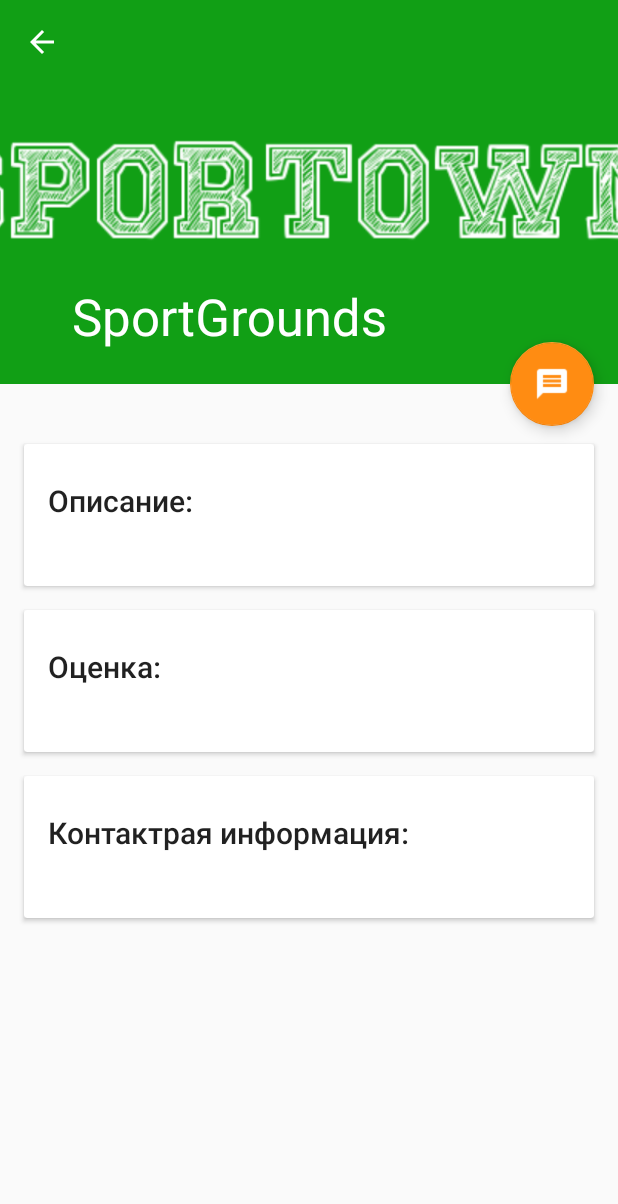
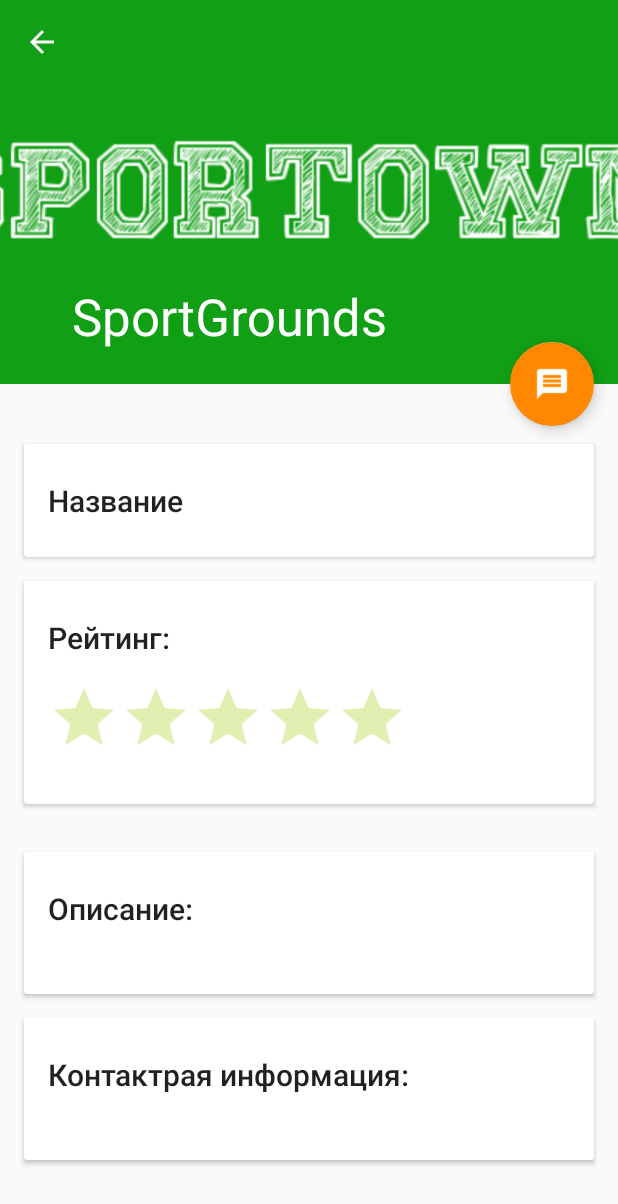
Before and after one commit to gitsergey/SportGrounds, an Android app: the DetailActivity screen opened directly, with no data from a screen before it, on a phone screen of 412 x 824 dp. Shown: the top 1204 px of the screen. Run offline under Robolectric (Android 15) with nearby library versions, the phone set to English and light mode, and no system bars; our stand-ins replace Picasso; libraries missing offline, so code that uses them is left out: io.realm; pictures from the network do not load; 4 statements that could not run were skipped.

Commit message:
Added RatingBar

```diff
--- a/app/src/main/java/com/example/sergey/sportgrounds/ui/detail/DetailActivity.java
+++ b/app/src/main/java/com/example/sergey/sportgrounds/ui/detail/DetailActivity.java
@@ -10,7 +10,9 @@ import android.support.v7.widget.Toolbar;
 import android.util.Log;
 import android.view.View;
 import android.widget.ImageView;
+import android.widget.RatingBar;
 import android.widget.TextView;
+import android.widget.Toast;
 
 import com.example.sergey.sportgrounds.R;
 import com.example.sergey.sportgrounds.model.Location;
@@ -25,12 +27,13 @@ public class DetailActivity extends AppCompatActivity implements IDetailView {
 
     private IDetailPresenter presenter;
 
-    TextView mCategory;
-    TextView mName;
-    TextView mDescription;
-    TextView mMark;
-    TextView mContacts;
-    ImageView mImage;
+    private TextView mCategory;
+    private TextView mName;
+    private TextView mDescription;
+    private TextView mMark;
+    private TextView mContacts;
+    private ImageView mImage;
+    private RatingBar mRatingBar;
 
     @Override
     protected void onCreate(Bundle savedInstanceState) {
@@ -84,6 +87,17 @@ public class DetailActivity extends AppCompatActivity implements IDetailView {
                 }
             }
         });
+
+        mMark.setText(location.getRating().toString());
+        mRatingBar.setRating(Float.valueOf(String.valueOf(location.getRating())));
+
+        mRatingBar.setOnRatingBarChangeListener(new RatingBar.OnRatingBarChangeListener() {
+            @Override
+            public void onRatingChanged(RatingBar ratingBar, float rating, boolean fromUser) {
+
+                Toast.makeText(getApplicationContext(), "рейтинг" + rating, Toast.LENGTH_LONG).show();
+            }
+        });
     }
 
     private void configViews() {
@@ -91,5 +105,7 @@ public class DetailActivity extends AppCompatActivity implements IDetailView {
         mDescription = (TextView) findViewById(R.id.tv_description);
         mMark = (TextView) findViewById(R.id.tv_mark);
         mContacts = (TextView) findViewById(R.id.tv_contacts);
+        mRatingBar = (RatingBar) findViewById(R.id.ratingBar);
     }
+
 }
--- a/app/src/main/java/com/example/sergey/sportgrounds/ui/login/LoginActivity.java
+++ b/app/src/main/java/com/example/sergey/sportgrounds/ui/login/LoginActivity.java
@@ -71,6 +71,8 @@ public class LoginActivity extends AppCompatActivity {
             }
         });
     }
+
+
 
     public void login() {
         Log.d(TAG, "Login");
@@ -147,7 +149,8 @@ public class LoginActivity extends AppCompatActivity {
     @Override
     public void onBackPressed() {
         // Disable going back to the MainActivity
-        moveTaskToBack(true);
+//        moveTaskToBack(true);
+        finish();
     }
 
     public void onLoginSuccess() {
--- a/app/src/main/res/layout/activity_detail.xml
+++ b/app/src/main/res/layout/activity_detail.xml
@@ -68,14 +68,10 @@
                     <TextView
                         android:layout_width="match_parent"
                         android:layout_height="wrap_content"
-                        android:text="Описание:"
+                        android:text="Название"
+                        android:id="@+id/tv_name"
                         android:textAppearance="@style/TextAppearance.AppCompat.Title" />
 
-                    <TextView
-                        android:layout_width="match_parent"
-                        android:layout_height="wrap_content"
-                        android:id="@+id/tv_description"
-                        android:text="" />
 
                 </LinearLayout>
 
@@ -91,23 +87,69 @@
                 <LinearLayout
                     style="@style/Widget.CardContent"
                     android:layout_width="match_parent"
+                    android:layout_height="wrap_content"
+                    android:orientation="vertical">
+
+                    <TextView
+                        android:layout_width="match_parent"
+                        android:layout_height="wrap_content"
+                        android:textAppearance="@style/TextAppearance.AppCompat.Title"
+                        android:text="Рейтинг:"
+                        android:layout_marginBottom="@dimen/activity_horizontal_margin"
+                        />
+                    <LinearLayout
+                        android:layout_width="match_parent"
+                        android:layout_height="wrap_content"
+                        android:orientation="horizontal">
+                            <RatingBar
+                                android:id="@+id/ratingBar"
+                                style="?android:attr/ratingBarStyle"
+                                android:layout_width="wrap_content"
+                                android:layout_height="wrap_content"
+                                android:theme="@style/MyRatingBar"
+                                />
+
+                            <TextView
+                                android:layout_width="match_parent"
+                                android:layout_height="wrap_content"
+                                android:id="@+id/tv_mark"
+                                android:layout_gravity="center_vertical"
+                                android:layout_marginLeft="@dimen/activity_horizontal_margin"
+                                android:textSize="20sp"
+                                />
+                    </LinearLayout>
+
+                </LinearLayout>
+
+            </android.support.v7.widget.CardView>
+
+
+            <android.support.v7.widget.CardView
+                android:layout_width="match_parent"
+                android:layout_height="wrap_content"
+                android:layout_margin="@dimen/card_margin">
+
+                <LinearLayout
+                    style="@style/Widget.CardContent"
+                    android:layout_width="match_parent"
                     android:layout_height="wrap_content">
 
                     <TextView
                         android:layout_width="match_parent"
                         android:layout_height="wrap_content"
-                        android:text="Оценка:"
+                        android:text="Описание:"
                         android:textAppearance="@style/TextAppearance.AppCompat.Title" />
 
                     <TextView
                         android:layout_width="match_parent"
                         android:layout_height="wrap_content"
-                        android:id="@+id/tv_mark"
+                        android:id="@+id/tv_description"
                         android:text="" />
 
                 </LinearLayout>
 
             </android.support.v7.widget.CardView>
+
 
             <android.support.v7.widget.CardView
                 android:layout_width="match_parent"
--- a/app/src/main/res/values/styles.xml
+++ b/app/src/main/res/values/styles.xml
@@ -5,7 +5,7 @@
         <!-- Customize your theme here. -->
         <item name="colorPrimary">#119f15</item>
         <item name="colorPrimaryDark">#077e0a</item>
-        <item name="colorAccent">#ff8c12</item>
+        <item name="colorAccent">@android:color/holo_orange_dark</item>
         <item name="windowActionBar">false</item>
         <item name="windowNoTitle">true</item>
     </style>
@@ -51,7 +51,7 @@
     <style name="Base.Theme.DesignDemo" parent="Theme.AppCompat.DayNight.NoActionBar">
         <item name="colorPrimary">#119f15</item>
         <item name="colorPrimaryDark">#077e0a</item>
-        <item name="colorAccent">#ff8c12</item>
+        <item name="colorAccent">@android:color/holo_orange_dark</item>
     </style>
 
     <style name="Widget.CardContent" parent="android:Widget">
@@ -62,4 +62,9 @@
         <item name="android:orientation">vertical</item>
     </style>
 
+    <style name="MyRatingBar" parent="Theme.AppCompat">
+        <item name="colorControlNormal">@android:color/holo_green_light</item>
+        <item name="colorControlActivated">@android:color/holo_orange_dark</item>
+    </style>
+
 </resources>
```
Also changed, not shown: app/src/main/ic_logo-web.png (deleted).
